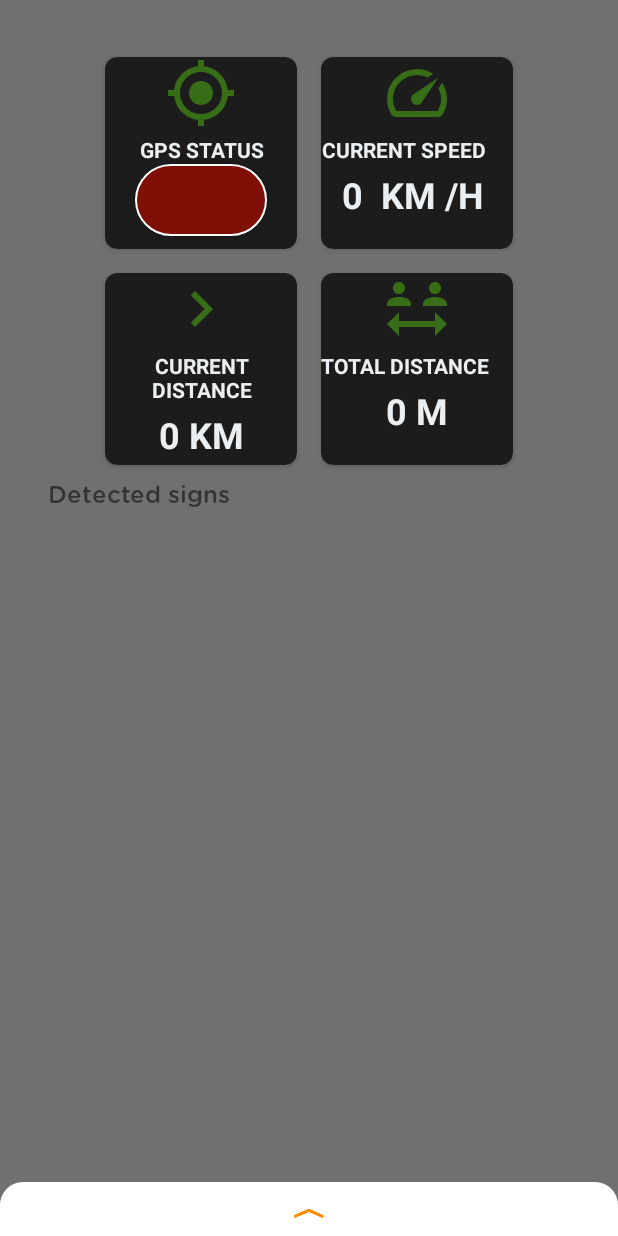
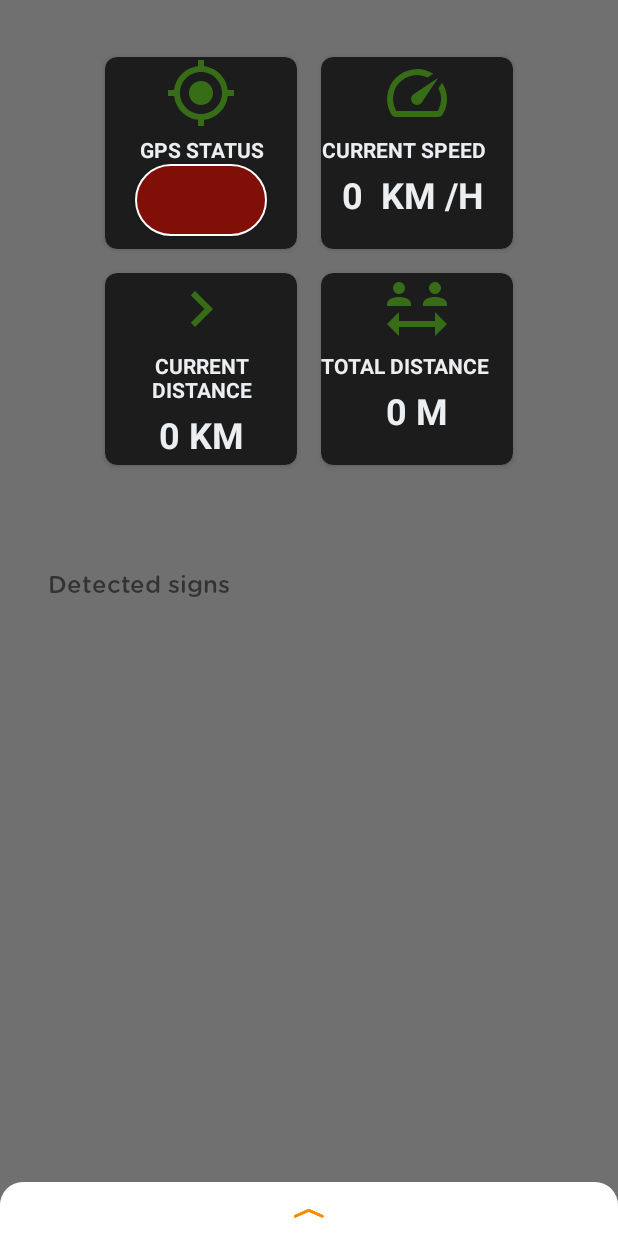
Before and after one commit to VirgileDjimgou/Android-Application-for-Traffic-Sign-Recognition, an Android app: the screen it shows after launch (DetectorActivity), on a phone screen of 412 x 824 dp. Run offline under Robolectric (Android 15) with nearby library versions, the phone set to English and light mode, and no system bars; our stand-ins replace Dagger/Hilt's generated code, RxJava; libraries missing offline, so code that uses them is left out: org.tensorflow.lite; network calls fail; pictures from the network do not load; 4 statements that could not run were skipped.

Commit message:
update layout

```diff
--- a/RoadAssistant_v2/app/src/main/res/layout-land/main_layout.xml
+++ b/RoadAssistant_v2/app/src/main/res/layout-land/main_layout.xml
@@ -290,16 +290,15 @@
 
     <LinearLayout
         android:layout_width="278dp"
-        android:layout_height="match_parent"
+        android:layout_height="wrap_content"
         android:layout_weight="1"
+        android:layout_marginLeft="80dp"
         android:orientation="vertical">
 
         <TextView
             android:layout_width="wrap_content"
             android:layout_height="wrap_content"
-            android:layout_marginStart="32dp"
-            android:layout_marginTop="32dp"
-            android:layout_marginEnd="32dp"
+            android:layout_gravity="center_horizontal"
             android:fontFamily="@font/gotham_rounded_medium"
             android:text="Detected signs"
             android:textSize="16sp" />
@@ -307,7 +306,8 @@
         <androidx.recyclerview.widget.RecyclerView
             android:id="@+id/signRecycler"
             android:layout_width="match_parent"
-            android:layout_height="0dp"
+            android:layout_height="wrap_content"
+            android:layout_gravity="right"
             android:layout_weight="1"
             android:clipToPadding="false"
             android:paddingTop="8dp"
@@ -318,7 +318,7 @@
             android:layout_width="match_parent"
             android:layout_height="wrap_content"
             android:layout_margin="32dp"
-            android:gravity="center"
+            android:gravity="right"
             android:orientation="horizontal"
             android:visibility="gone">
 
--- a/RoadAssistant_v2/app/src/main/res/layout/main_layout.xml
+++ b/RoadAssistant_v2/app/src/main/res/layout/main_layout.xml
@@ -291,6 +291,7 @@
         android:layout_width="match_parent"
         android:layout_height="0dp"
         android:layout_weight="1"
+        android:layout_marginTop="60dp"
         android:orientation="vertical">
 
         <TextView
```
